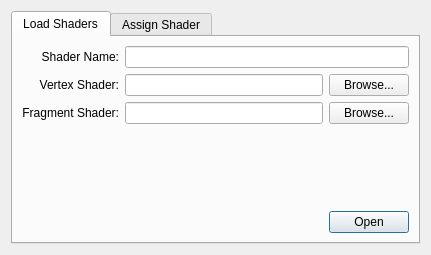
Before: the Qt Designer form libavogadro/src/extensions/shaderdialog.ui in cryos/avogadro, drawn with Qt 5.
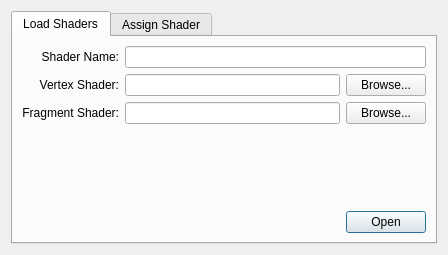
After: the same form once the commit is applied. The open tabs and pages were chosen to show the change.

Commit message: Made the shaders more flexible hopefully more robust.

The edit to the form file:
```diff
--- a/libavogadro/src/extensions/shaderdialog.ui
+++ b/libavogadro/src/extensions/shaderdialog.ui
@@ -5,7 +5,7 @@
    <rect>
     <x>0</x>
     <y>0</y>
-    <width>431</width>
+    <width>448</width>
     <height>255</height>
    </rect>
   </property>
@@ -102,7 +102,7 @@
          <property name="sizeHint" stdset="0" >
           <size>
            <width>20</width>
-           <height>63</height>
+           <height>68</height>
           </size>
          </property>
         </spacer>
```
Left out of the diff: 2 changed lines with no effect on the pictures. The commit also changes 1 other file.
